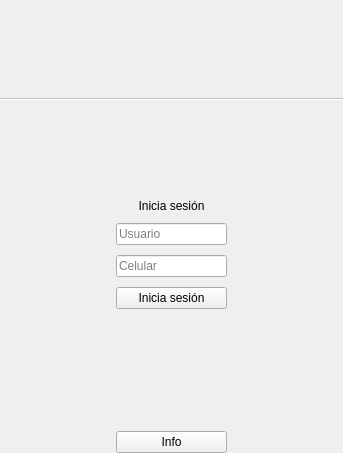
This is login.ui in cosimani/Opcionables as Qt 5 draws it before an edit. The edited form follows.
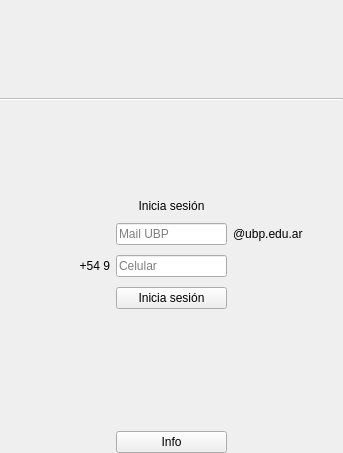
This is the edited form. Custom widgets are drawn as their Qt base class.

Patch:
```diff
--- a/login.ui
+++ b/login.ui
@@ -131,7 +131,7 @@
          <number>50</number>
         </property>
         <property name="placeholderText">
-         <string>Usuario</string>
+         <string>Mail UBP</string>
         </property>
        </widget>
       </item>
@@ -207,6 +207,23 @@
         </property>
        </widget>
       </item>
+      <item row="6" column="2">
+       <widget class="QLabel" name="label_2">
+        <property name="text">
+         <string>@ubp.edu.ar</string>
+        </property>
+       </widget>
+      </item>
+      <item row="7" column="0">
+       <widget class="QLabel" name="label_3">
+        <property name="text">
+         <string>+54 9</string>
+        </property>
+        <property name="alignment">
+         <set>Qt::AlignRight|Qt::AlignTrailing|Qt::AlignVCenter</set>
+        </property>
+       </widget>
+      </item>
      </layout>
     </widget>
    </item>
```
